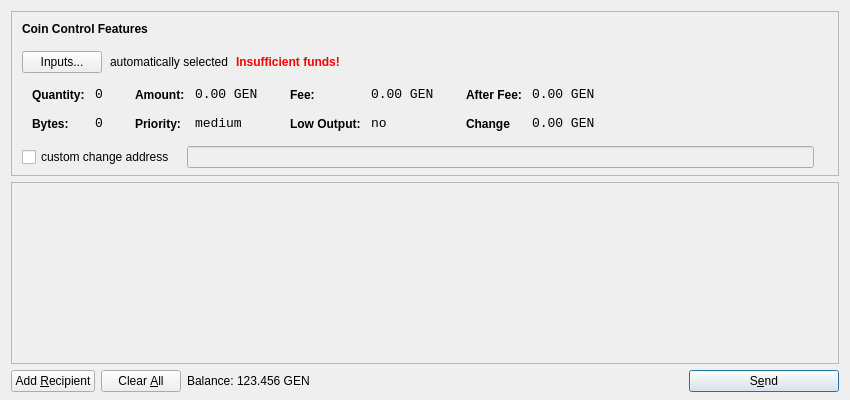
ultra-pool/g3nstake, file src/qt/forms/sendcoinsdialog.ui: the form before one commit.
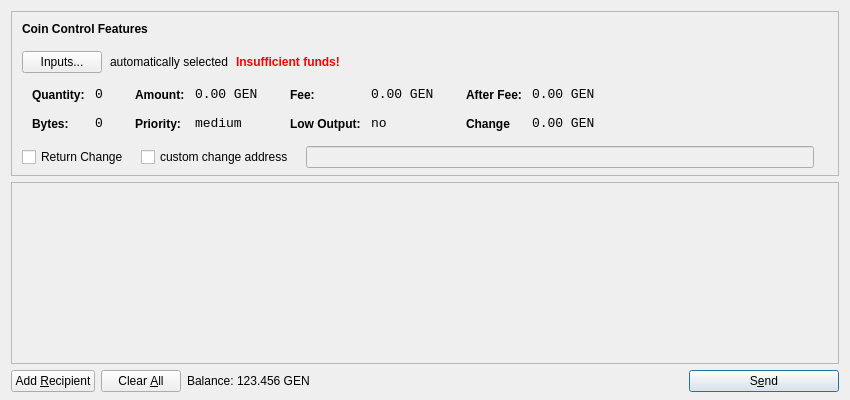
The form after the commit. Icons and pictures are not drawn.

Commit message: Coin Control Return Change

```diff
--- a/src/qt/forms/sendcoinsdialog.ui
+++ b/src/qt/forms/sendcoinsdialog.ui
@@ -540,7 +540,7 @@
          </widget>
         </item>
         <item>
-         <layout class="QHBoxLayout" name="horizontalLayoutCoinControl4" stretch="0,0,0">
+         <layout class="QHBoxLayout" name="horizontalLayoutCoinControl4" stretch="0,0,0,0">
           <property name="spacing">
            <number>12</number>
           </property>
@@ -554,6 +554,13 @@
            <number>5</number>
           </property>
           <item>
+		  <widget class="QCheckBox" name="returnChangeCheckBox">
+		  <property name="text">
+		  <string>Return Change</string>
+		  </property>
+		  </widget>
+		  </item>
+		  <item>
            <widget class="QCheckBox" name="checkBoxCoinControlChange">
             <property name="text">
              <string>custom change address</string>
```
Left out of the diff: 2 changed lines with no effect on the pictures. The commit also changes 4 other files.
